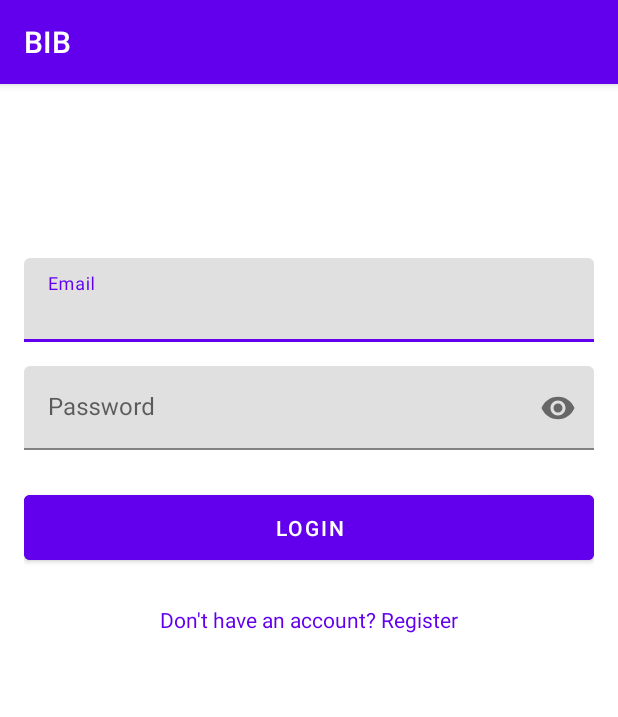
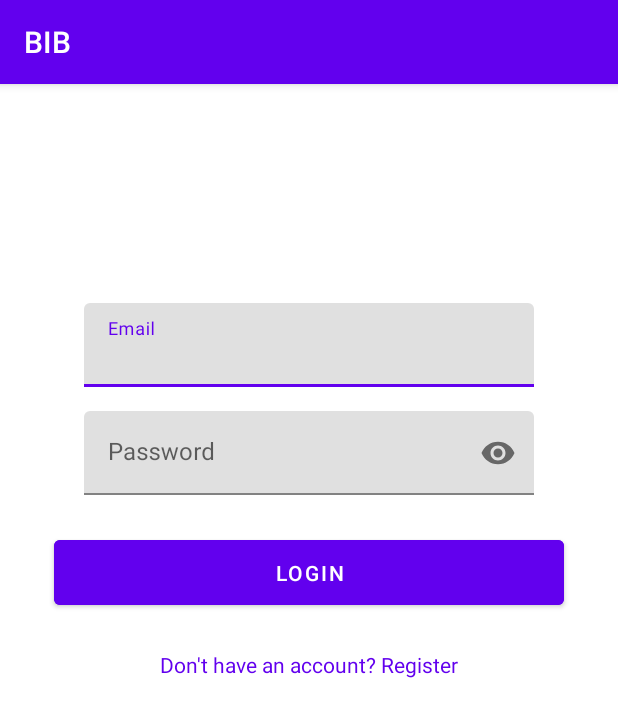
Before and after one commit to HaythemKouka/R-serVite, an Android app: the LoginActivity screen opened directly, with no data from a screen before it, on a phone screen of 412 x 824 dp. Shown: the top 717 px of the screen. Run offline under Robolectric (Android 15) with nearby library versions, the phone set to English and light mode, and no system bars.

```diff
--- a/app/src/main/AndroidManifest.xml
+++ b/app/src/main/AndroidManifest.xml
@@ -11,12 +11,14 @@
         android:fullBackupContent="@xml/backup_rules"
         android:icon="@mipmap/ic_launcher"
         android:label="@string/app_name"
+
         android:roundIcon="@mipmap/ic_launcher_round"
         android:supportsRtl="true"
         android:theme="@style/Theme.BIB"
         tools:targetApi="31">
 
         <activity
+
             android:name=".StartActivity"
             android:exported="true"
             android:theme="@style/Theme.BIB.NoActionBar">
--- a/app/src/main/java/com/example/bib/database/DBHelper.java
+++ b/app/src/main/java/com/example/bib/database/DBHelper.java
@@ -17,7 +17,7 @@ import java.util.List;
 public class DBHelper extends SQLiteOpenHelper {
 
     private static final String DATABASE_NAME = "LibraryApp.db";
-    private static final int DATABASE_VERSION = 1;
+    private static final int DATABASE_VERSION = 2;
 
     // Table Names
     private static final String TABLE_USERS = "users";
--- a/app/src/main/res/layout/activity_list_users.xml
+++ b/app/src/main/res/layout/activity_list_users.xml
@@ -2,11 +2,12 @@
     xmlns:android="http://schemas.android.com/apk/res/android"
     xmlns:app="http://schemas.android.com/apk/res-auto"
     android:layout_width="match_parent"
+    android:fitsSystemWindows="true"
+
     android:layout_height="match_parent"
     >
 
-    <!-- Header bleu -->
-    <View
+     <View
         android:id="@+id/header"
         android:layout_width="0dp"
         android:layout_height="100dp"
--- a/app/src/main/res/layout/activity_login.xml
+++ b/app/src/main/res/layout/activity_login.xml
@@ -4,8 +4,13 @@
     xmlns:tools="http://schemas.android.com/tools"
     android:layout_width="match_parent"
     android:layout_height="match_parent"
+
+    android:fitsSystemWindows="true"
     android:padding="16dp"
-    tools:context=".LoginActivity"> <com.google.android.material.textfield.TextInputLayout
+    tools:context=".LoginActivity">
+
+
+    <com.google.android.material.textfield.TextInputLayout
     android:id="@+id/emailLayout"
     android:layout_width="0dp"
     android:layout_height="wrap_content"
@@ -13,12 +18,17 @@
     app:layout_constraintTop_toTopOf="parent"
     app:layout_constraintStart_toStartOf="parent"
     app:layout_constraintEnd_toEndOf="parent"
-    android:layout_marginTop="100dp">
+
+    android:layout_marginLeft="20dp"
+    android:layout_marginRight="20dp"
+    android:layout_marginTop="130dp">
 
     <com.google.android.material.textfield.TextInputEditText
         android:id="@+id/etEmail"
         android:layout_width="match_parent"
         android:layout_height="wrap_content"
+        android:layout_marginLeft="20dp"
+        android:layout_marginRight="20dp"
         android:inputType="textEmailAddress" />
 </com.google.android.material.textfield.TextInputLayout>
 
@@ -26,6 +36,8 @@
         android:id="@+id/passwordLayout"
         android:layout_width="0dp"
         android:layout_height="wrap_content"
+        android:layout_marginLeft="20dp"
+        android:layout_marginRight="20dp"
         android:hint="Password"
         app:endIconMode="password_toggle"
         app:layout_constraintTop_toBottomOf="@+id/emailLayout"
@@ -36,6 +48,8 @@
         <com.google.android.material.textfield.TextInputEditText
             android:id="@+id/etPassword"
             android:layout_width="match_parent"
+            android:layout_marginLeft="20dp"
+            android:layout_marginRight="20dp"
             android:layout_height="wrap_content"
             android:inputType="textPassword" />
     </com.google.android.material.textfield.TextInputLayout>
@@ -50,6 +64,8 @@
         app:layout_constraintEnd_toEndOf="parent"
         android:layout_marginTop="24dp"
         android:padding="12dp"
+        android:layout_marginLeft="20dp"
+        android:layout_marginRight="20dp"
         android:backgroundTint="@color/purple_500"
         android:textColor="@android:color/white" />
 
@@ -61,6 +77,8 @@
         android:textColor="@color/purple_500"
         android:clickable="true"
         android:focusable="true"
+        android:layout_marginLeft="20dp"
+        android:layout_marginRight="20dp"
         app:layout_constraintTop_toBottomOf="@+id/btnLogin"
         app:layout_constraintStart_toStartOf="parent"
         app:layout_constraintEnd_toEndOf="parent"
--- a/app/src/main/res/layout/activity_register.xml
+++ b/app/src/main/res/layout/activity_register.xml
@@ -5,7 +5,7 @@
     android:layout_width="match_parent"
      android:layout_height="match_parent"
     android:padding="16dp"
-     android:layout_marginTop="100dp"
+     android:fitsSystemWindows="true"
     tools:context=".RegisterActivity">
      <Button
          android:id="@+id/manageBooksBtn"
```
